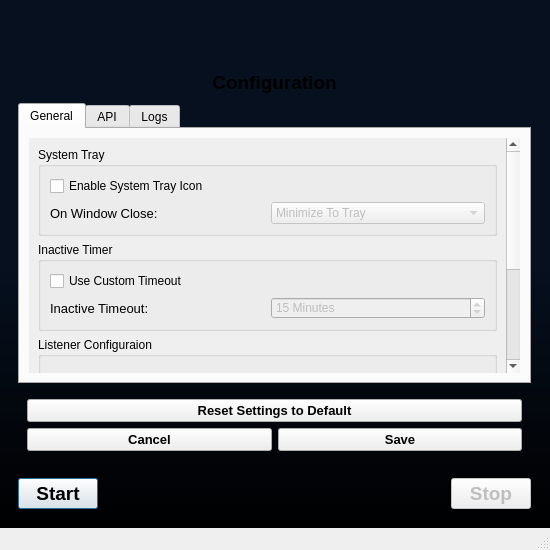
This is src/ui/forms/mainwindow.ui in bitcap-co/bitcap-ipr as Qt 5 draws it before an edit. The edited form follows.
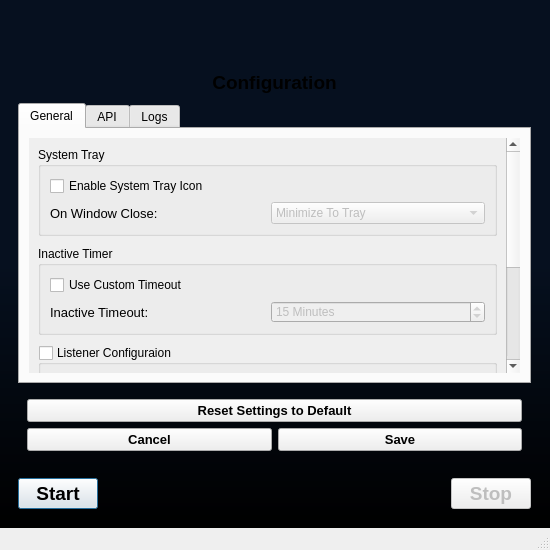
This is the edited form. The open tabs and pages were chosen to show the change.

The edit to the form file:
```diff
--- a/src/ui/forms/mainwindow.ui
+++ b/src/ui/forms/mainwindow.ui
@@ -422,12 +422,15 @@
                      <property name="geometry">
                       <rect>
                        <x>0</x>
-                       <y>-195</y>
+                       <y>-103</y>
                        <width>477</width>
-                       <height>427</height>
+                       <height>449</height>
                       </rect>
                      </property>
                      <layout class="QVBoxLayout" name="verticalLayout_19">
+                      <property name="spacing">
+                       <number>10</number>
+                      </property>
                       <item>
                        <widget class="QGroupBox" name="groupSystemTray">
                         <property name="title">
@@ -624,6 +627,12 @@
                         <property name="title">
                          <string>Listener Configuraion</string>
                         </property>
+                        <property name="checkable">
+                         <bool>true</bool>
+                        </property>
+                        <property name="checked">
+                         <bool>false</bool>
+                        </property>
                         <layout class="QVBoxLayout" name="verticalLayout_11">
                          <item>
                           <widget class="QWidget" name="hwrapper_9" native="true">
```
Left out of the diff: 5 changed lines with no effect on the pictures.
